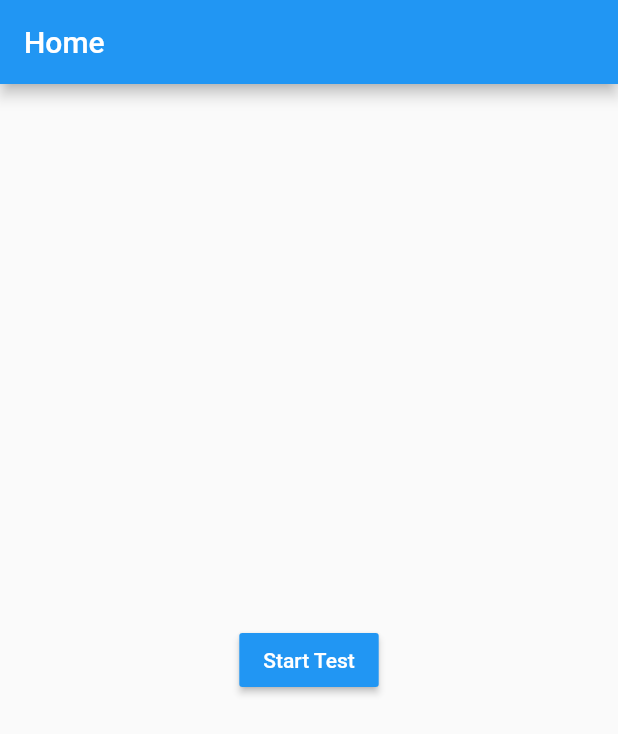
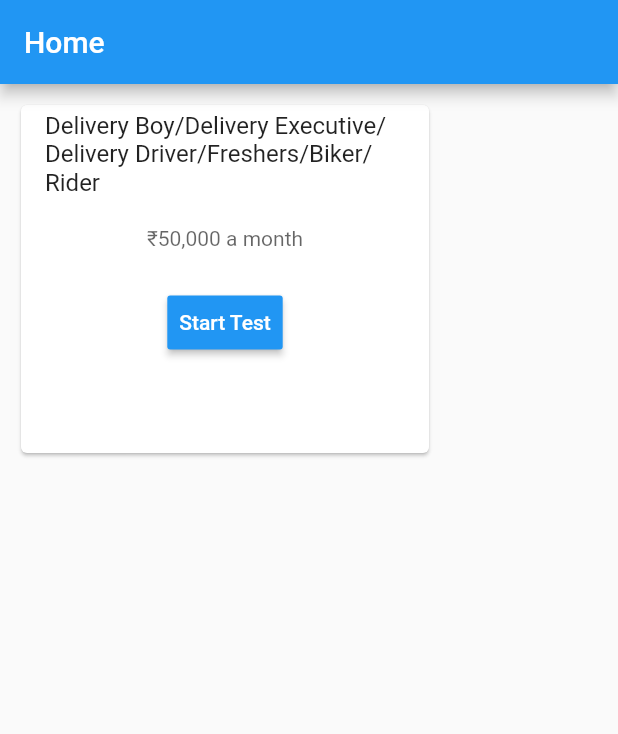
Before and after one commit to Amanullahgit/flutter_phone_authentication, a Flutter app: the Home screen opened directly, on a phone screen of 412 x 824 dp. Shown: the top 734 px of the screen. Run offline on Flutter 3.47's test engine with Material 2 defaults, Android fonts, the phone set to English and light mode, and no system bars; our stand-ins replace firebase_auth, firebase_core, flutter_form_builder, pinput; accounts and stored records are empty.

Commit message:
Card added to home page to show JOb description

```diff
--- a/lib/home_list.dart
+++ b/lib/home_list.dart
@@ -16,14 +16,37 @@ class _HomeState extends State<Home> {
       appBar: AppBar(
         title: Text('Home'),
       ),
-      body: Center(
-        child: MaterialButton(
+      body: Container(
+          padding: EdgeInsets.fromLTRB(10, 10, 10, 0),
+          width: 300,
+          height: 250,
+          child: Card(
+            clipBehavior: Clip.antiAlias,
+            child: Column(
+              children: [
+                ListTile(
+                  // leading: Icon(Icons.arrow_drop_down_circle),
+                  title: const Text(
+                      'Delivery Boy/Delivery Executive/Delivery Driver/Freshers/Biker/Rider'),
+                ),
+                Padding(
+                  padding: const EdgeInsets.all(16.0),
+                  child: Text(
+                    '₹50,000 a month',
+                    style: TextStyle(color: Colors.black.withOpacity(0.6)),
+                  ),
+                ),
+                ButtonBar(
+                  alignment: MainAxisAlignment.center,
+                  children: [
+                    MaterialButton(
                       color: Theme.of(context).colorScheme.secondary,
                       onPressed: () {
                         Navigator.pushAndRemoveUntil(
                             context,
                             MaterialPageRoute(
-                    builder: (context) => new QuestionJourney(screenIndex: 0)),
+                                builder: (context) =>
+                                    new QuestionJourney(screenIndex: 0)),
                             (route) => false);
                       },
                       child: const Text(
@@ -31,7 +54,12 @@ class _HomeState extends State<Home> {
                         style: TextStyle(color: Colors.white),
                       ),
                     ),
+                  ],
                 ),
+                // Image.asset('assets/card-sample-image-2.jpg'),
+              ],
+            ),
+          )),
     );
   }
 
```
Lines whose indentation alone changed are shown as unchanged.
